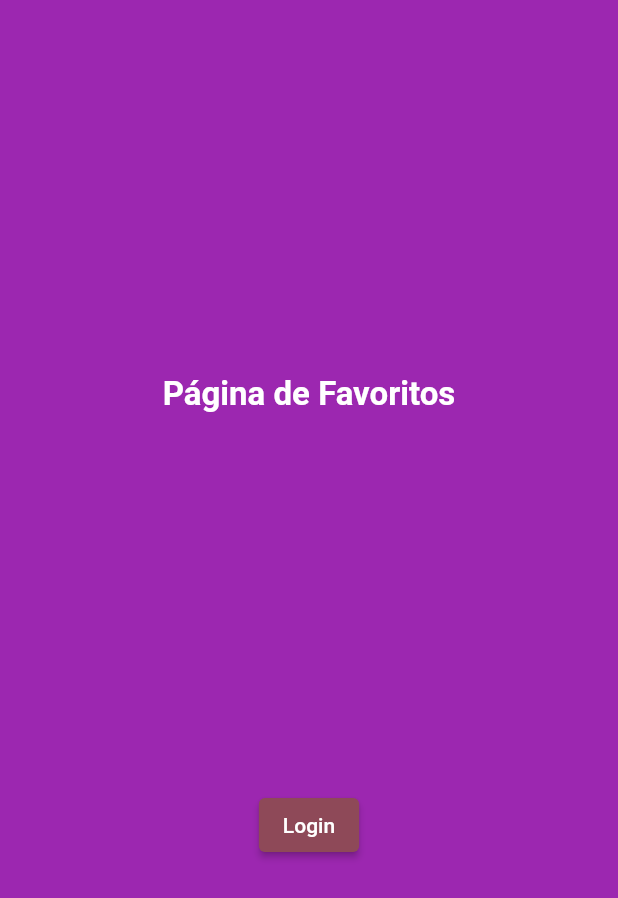
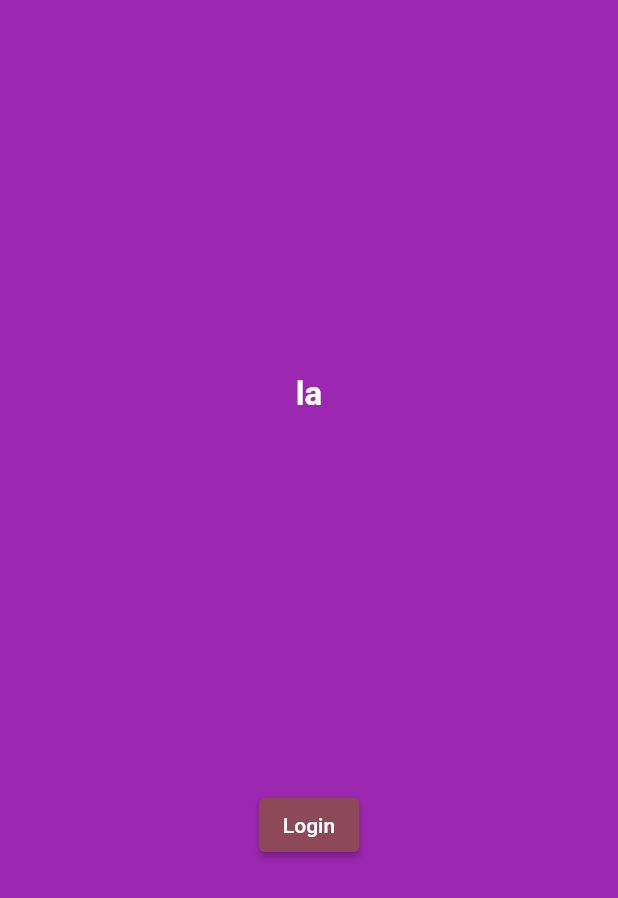
Before and after one commit to anacsalmeida/ada, a Flutter app: the HomePage screen opened by its route, on a phone screen of 412 x 824 dp. Shown: the top 898 px of the screen. Run offline on Flutter 3.47's test engine with Material 2 defaults, Android fonts, the light colour scheme and no system bars; our stand-ins replace animated_splash_screen, cloud_firestore, firebase_auth, firebase_core, fluttertoast, shared_preferences; accounts and stored records are empty.

Commit message:
pegar nome do usuário na home page

```diff
--- a/lib/controllers/authenticator_controller.dart
+++ b/lib/controllers/authenticator_controller.dart
@@ -4,7 +4,6 @@ import 'package:ada/services/user_service.dart';
 import 'package:flutter/cupertino.dart';
 import 'package:shared_preferences/shared_preferences.dart';
 
-//objetos do banco
 class AuthenticatorController {
   //instanciando service
   final _serviceUser = UserService();
--- /dev/null
+++ b/lib/controllers/home_page_controller.dart
@@ -0,0 +1,14 @@
+import 'dart:convert';
+import 'dart:ui';
+import 'package:shared_preferences/shared_preferences.dart';
+
+class HomePageController {
+  var user = {};
+  VoidCallback? updateState;
+
+  void getUserData() async {
+    final sharedPreferences = await SharedPreferences.getInstance();
+    user = jsonDecode(sharedPreferences.getString('user')!);
+    updateState!.call();
+  }
+}
--- a/lib/pages/home_page.dart
+++ b/lib/pages/home_page.dart
@@ -1,7 +1,28 @@
 import 'package:flutter/material.dart';
+import '../controllers/home_page_controller.dart';
 
-class HomePage extends StatelessWidget {
-  const HomePage({super.key});
+class HomePage extends StatefulWidget {
+  HomePage({super.key});
+
+  @override
+  State<HomePage> createState() => _HomePageState();
+}
+
+class _HomePageState extends State<HomePage> {
+  final _homeController = HomePageController();
+
+  void updatedState() {
+    if (mounted) setState(() {});
+  }
+
+  @override
+  void initState() {
+    _homeController.getUserData();
+    _homeController.updateState = updatedState;
+
+    super.initState();
+  }
+
   @override
   Widget build(BuildContext context) {
     return Scaffold(
@@ -12,9 +33,11 @@ class HomePage extends StatelessWidget {
         child: Column(
           mainAxisAlignment: MainAxisAlignment.spaceEvenly,
           children: [
-            const Text(
-              "Página de Favoritos",
-              style: TextStyle(
+            Text(
+              _homeController.user['name'] != null
+                  ? _homeController.user["name"]
+                  : "la",
+              style: const TextStyle(
                 fontSize: 22,
                 color: Colors.white,
                 fontWeight: FontWeight.bold,
--- a/lib/routes/routes.dart
+++ b/lib/routes/routes.dart
@@ -7,7 +7,7 @@ Map<String, WidgetBuilder> routes() {
   return {
     '/': (context) => const InitialScreen(),
     '/login': (context) => const Authenticator(),
-    '/home': (context) => const HomePage(),
+    '/home': (context) => HomePage(),
     // '/favoritos': (context) => const FavoritosPage(),
     // '/modelo': (context) => const ModeloPage(),
     // '/column': (context) => const ColumnPage(),
```
Also changed, not shown: lib/pages/authenticator.dart (+4 -4 lines).
